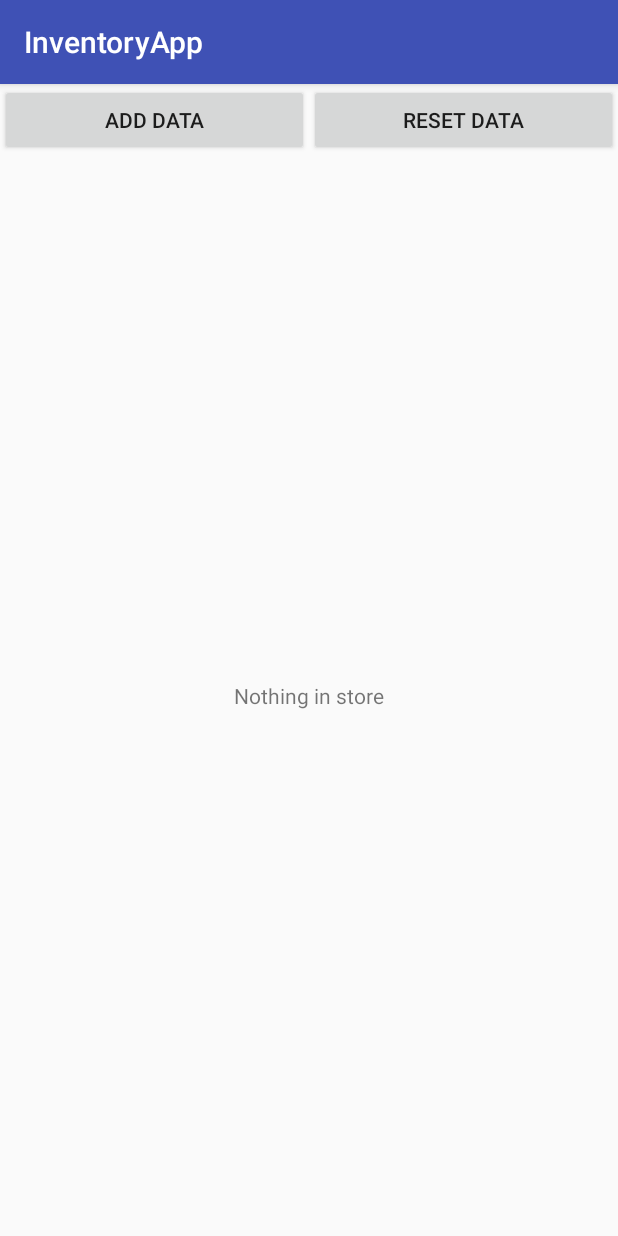
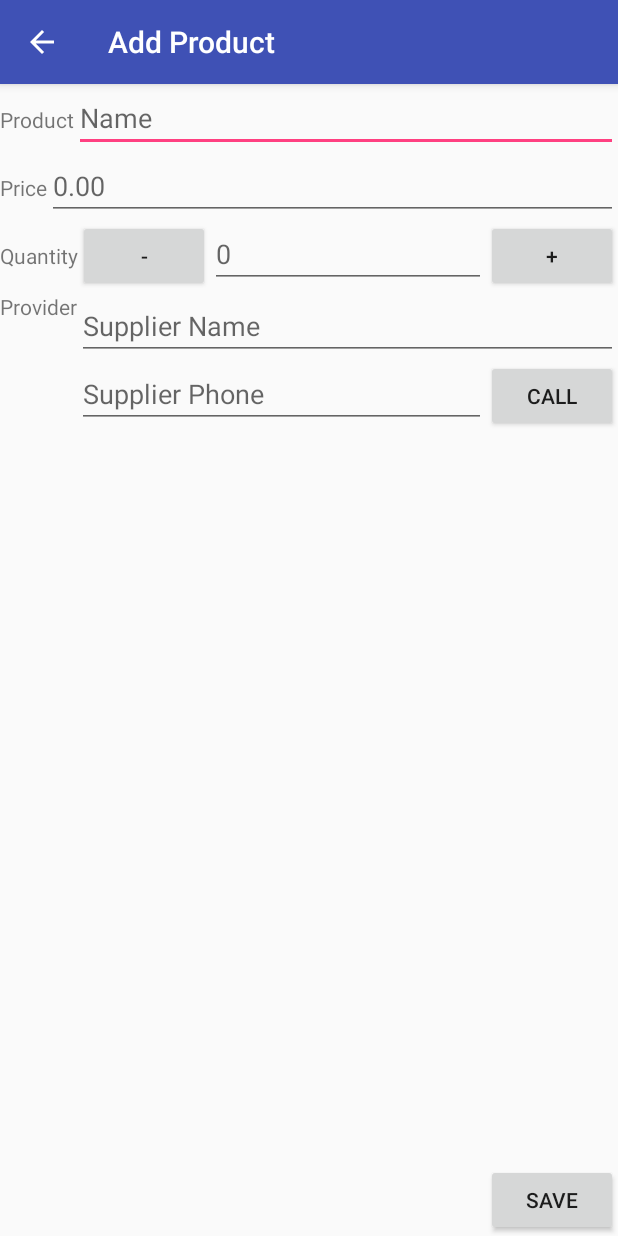
Before and after one commit to Rif7/InventoryApp, an Android app: the screen it shows after launch (MainActivity before the commit, InventoryActivity after it), after a tap on "ADD DATA", on a phone screen of 412 x 824 dp. Run offline under Robolectric (Android 15) with nearby library versions, the phone set to English and light mode, and no system bars.

Commit message:
Implement add Inventory

```diff
--- a/app/src/main/java/com/example/android/inventoryapp/InventoryUtils.java
+++ b/app/src/main/java/com/example/android/inventoryapp/InventoryUtils.java
@@ -15,9 +15,9 @@ final class InventoryUtils {
     /**
      * Get {@link Inventory} object and store in in db, using {@link ContentResolver}.
      */
-    public static void insertInventory(ContentResolver contentResolver, Inventory inventory) {
+    public static Uri insertInventory(ContentResolver contentResolver, Inventory inventory) {
         // Insert into database.
-        Uri uri = contentResolver.insert(InventoryEntry.CONTENT_URI,
+        return contentResolver.insert(InventoryEntry.CONTENT_URI,
                 getContentValuesFromInventory(inventory));
     }
 
--- a/app/src/main/java/com/example/android/inventoryapp/MainActivity.java
+++ b/app/src/main/java/com/example/android/inventoryapp/MainActivity.java
@@ -10,6 +10,7 @@ import android.os.Bundle;
 import android.support.v7.app.AppCompatActivity;
 import android.view.View;
 import android.widget.AdapterView;
+import android.widget.Button;
 import android.widget.ListView;
 
 import com.example.android.inventoryapp.data.InventoryContract.InventoryEntry;
@@ -44,16 +45,16 @@ public class MainActivity extends AppCompatActivity implements
             }
         });
 
+        Button addButton = (Button) findViewById(R.id.add_data_btn);
+        addButton.setOnClickListener(new View.OnClickListener() {
+            @Override
+            public void onClick(View view) {
+                Intent intent = new Intent(MainActivity.this, InventoryActivity.class);
+                startActivity(intent);
+            }
+        });
 
         getLoaderManager().initLoader(INVENTORY_LOADER, null, this);
-    }
-
-    public void addData(View view) {
-        InventoryUtils.insertInventory(getContentResolver(), new Inventory());
-    }
-
-    public void resetData(View view) {
-        InventoryUtils.deleteAllInventory(getContentResolver());
     }
 
     @Override
--- a/app/src/main/res/layout/activity_main.xml
+++ b/app/src/main/res/layout/activity_main.xml
@@ -1,35 +1,10 @@
 <?xml version="1.0" encoding="utf-8"?>
-<LinearLayout xmlns:android="http://schemas.android.com/apk/res/android"
+<RelativeLayout xmlns:android="http://schemas.android.com/apk/res/android"
     xmlns:tools="http://schemas.android.com/tools"
     android:layout_width="match_parent"
     android:layout_height="match_parent"
     android:orientation="vertical"
     tools:context=".MainActivity">
-
-    <!---  Temp GUI-->
-
-    <LinearLayout
-        android:layout_width="match_parent"
-        android:layout_height="wrap_content"
-        android:orientation="horizontal">
-
-        <Button
-            android:layout_width="0dp"
-            android:layout_height="wrap_content"
-            android:layout_weight="1"
-            android:text="ADD DATA"
-            android:onClick="addData"/>
-
-        <Button
-            android:layout_width="0dp"
-            android:layout_height="wrap_content"
-            android:layout_weight="1"
-            android:text="RESET DATA"
-            android:onClick="resetData"/>
-
-    </LinearLayout>
-
-    <!---  Temp GUI -->
 
     <ListView
         android:id="@+id/list"
@@ -50,4 +25,12 @@
             android:layout_centerVertical="true"/>
     </RelativeLayout>
 
-</LinearLayout>
+    <Button
+        android:id="@+id/add_data_btn"
+        android:layout_width="match_parent"
+        android:layout_height="wrap_content"
+        android:text="ADD DATA"
+        android:layout_alignParentBottom="true"/>
+
+
+</RelativeLayout>
```
Also changed, not shown: app/src/main/java/com/example/android/inventoryapp/Inventory.java (+15 -4 lines), app/src/main/java/com/example/android/inventoryapp/InventoryActivity.java (+42 -17 lines), 2 other files.
